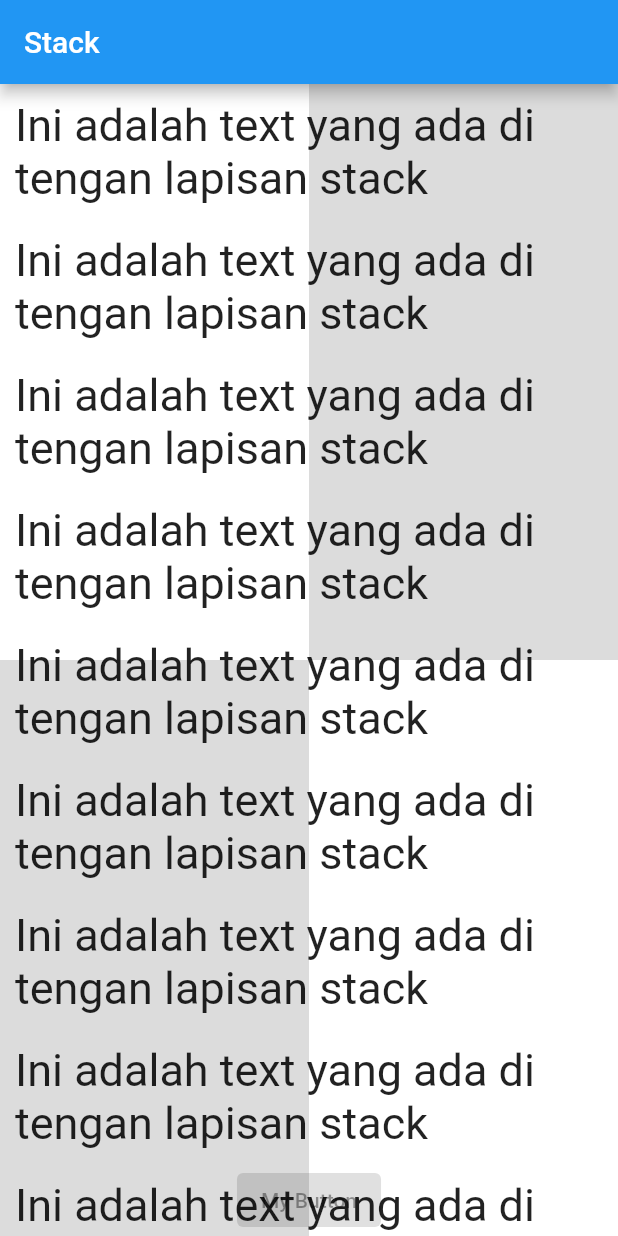
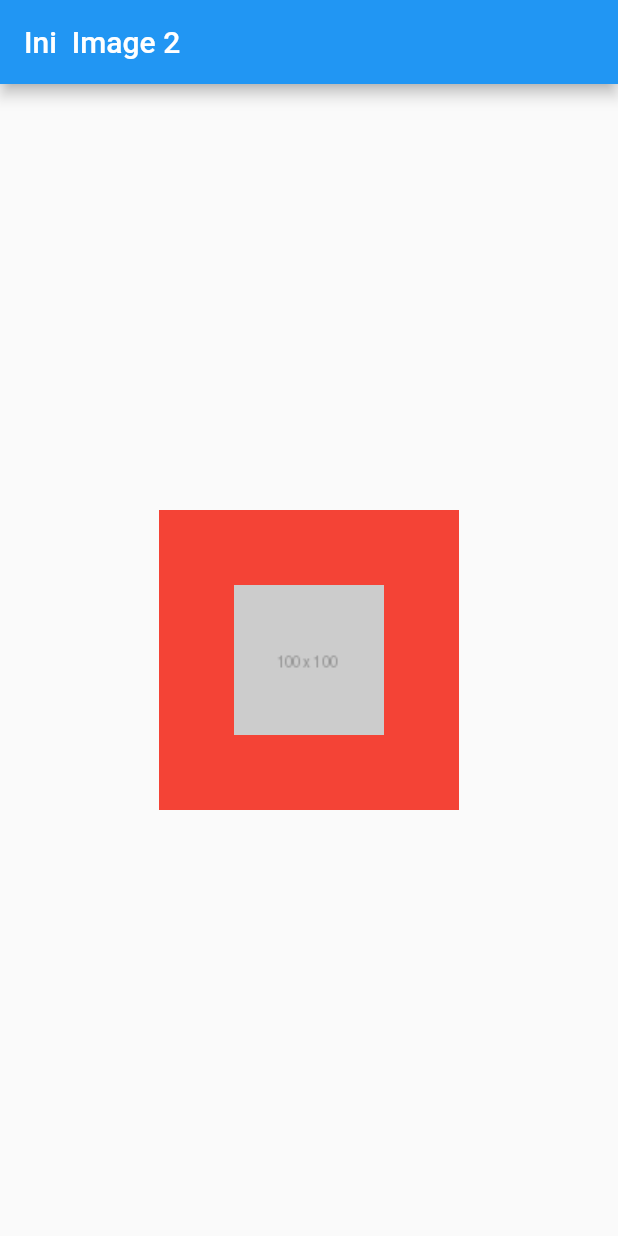
Before and after one commit to rankoms/belajar_flutter, a Flutter app: the screen it shows after launch, on a phone screen of 412 x 824 dp. Run offline on Flutter 3.47's test engine with Material 2 defaults, Android fonts, the phone set to English and light mode, and no system bars.

Commit message:
add image widget

```diff
--- a/lib/main.dart
+++ b/lib/main.dart
@@ -10,126 +10,20 @@ class MyApp extends StatelessWidget {
     return MaterialApp(
       home: Scaffold(
         appBar: AppBar(
-          title: Text('Stack'),
+          title: Text("Ini  Image 2"),
         ),
-        body: Stack(
-          children: [
-            Column(
-              children: [
-                Flexible(
-                  child: Row(
-                    children: [
-                      Flexible(
-                        child: Container(
-                          color: Colors.white,
-                        ),
-                        flex: 1,
-                      ),
-                      Flexible(
-                        child: Container(
-                          color: Colors.black12,
-                        ),
-                        flex: 1,
-                      )
-                    ],
-                  ),
-                  flex: 1,
-                ),
-                Flexible(
-                  child: Row(children: [
-                    Flexible(
-                      child: Container(
-                        color: Colors.black12,
-                      ),
-                      flex: 1,
-                    ),
-                    Flexible(
-                      child: Container(
-                        color: Colors.white,
-                      ),
-                      flex: 1,
-                    )
-                  ]),
-                  flex: 1,
-                )
-              ],
+        body: Center(
+          child: Container(
+            width: 200,
+            height: 200,
+            padding: EdgeInsets.all(5),
+            color: Colors.red,
+            child: Image(
+              image: AssetImage('images/100.png'),
+              // fit: BoxFit.cover,
+              // repeat: ImageRepeat.repeat,
             ),
-            ListView(
-              children: [
-                Column(
-                  children: [
-                    Container(
-                      margin: EdgeInsets.all(10),
-                      child: Text(
-                        'Ini adalah text yang ada di tengan lapisan stack',
-                        style: TextStyle(fontSize: 30),
-                      ),
-                    ),
-                    Container(
-                      margin: EdgeInsets.all(10),
-                      child: Text(
-                        'Ini adalah text yang ada di tengan lapisan stack',
-                        style: TextStyle(fontSize: 30),
-                      ),
-                    ),
-                    Container(
-                      margin: EdgeInsets.all(10),
-                      child: Text(
-                        'Ini adalah text yang ada di tengan lapisan stack',
-                        style: TextStyle(fontSize: 30),
-                      ),
-                    ),
-                    Container(
-                      margin: EdgeInsets.all(10),
-                      child: Text(
-                        'Ini adalah text yang ada di tengan lapisan stack',
-                        style: TextStyle(fontSize: 30),
-                      ),
-                    ),
-                    Container(
-                      margin: EdgeInsets.all(10),
-                      child: Text(
-                        'Ini adalah text yang ada di tengan lapisan stack',
-                        style: TextStyle(fontSize: 30),
-                      ),
-                    ),
-                    Container(
-                      margin: EdgeInsets.all(10),
-                      child: Text(
-                        'Ini adalah text yang ada di tengan lapisan stack',
-                        style: TextStyle(fontSize: 30),
-                      ),
-                    ),
-                    Container(
-                      margin: EdgeInsets.all(10),
-                      child: Text(
-                        'Ini adalah text yang ada di tengan lapisan stack',
-                        style: TextStyle(fontSize: 30),
-                      ),
-                    ),
-                    Container(
-                      margin: EdgeInsets.all(10),
-                      child: Text(
-                        'Ini adalah text yang ada di tengan lapisan stack',
-                        style: TextStyle(fontSize: 30),
-                      ),
-                    ),
-                    Container(
-                      margin: EdgeInsets.all(10),
-                      child: Text(
-                        'Ini adalah text yang ada di tengan lapisan stack',
-                        style: TextStyle(fontSize: 30),
-                      ),
-                    )
-                  ],
-                )
-              ],
-            ),
-            Align(
-                alignment: Alignment(0, 1),
-                child:
-                    ElevatedButton(onPressed: null, child: Text('My Button')))
-          ],
+          ),
         ),
       ),
     );
--- a/pubspec.yaml
+++ b/pubspec.yaml
@@ -56,9 +56,9 @@ flutter:
     uses-material-design: true
 
     # To add assets to your application, add an assets section, like this:
-    # assets:
-    #   - images/a_dot_burr.jpeg
-    #   - images/a_dot_ham.jpeg
+    assets:
+        - images/100.png
+        # - images/a_dot_ham.jpeg
 
     # An image asset can refer to one or more resolution-specific "variants", see
     # https://flutter.dev/assets-and-images/#resolution-aware.
```
Also changed, not shown: images/100.png (added).
